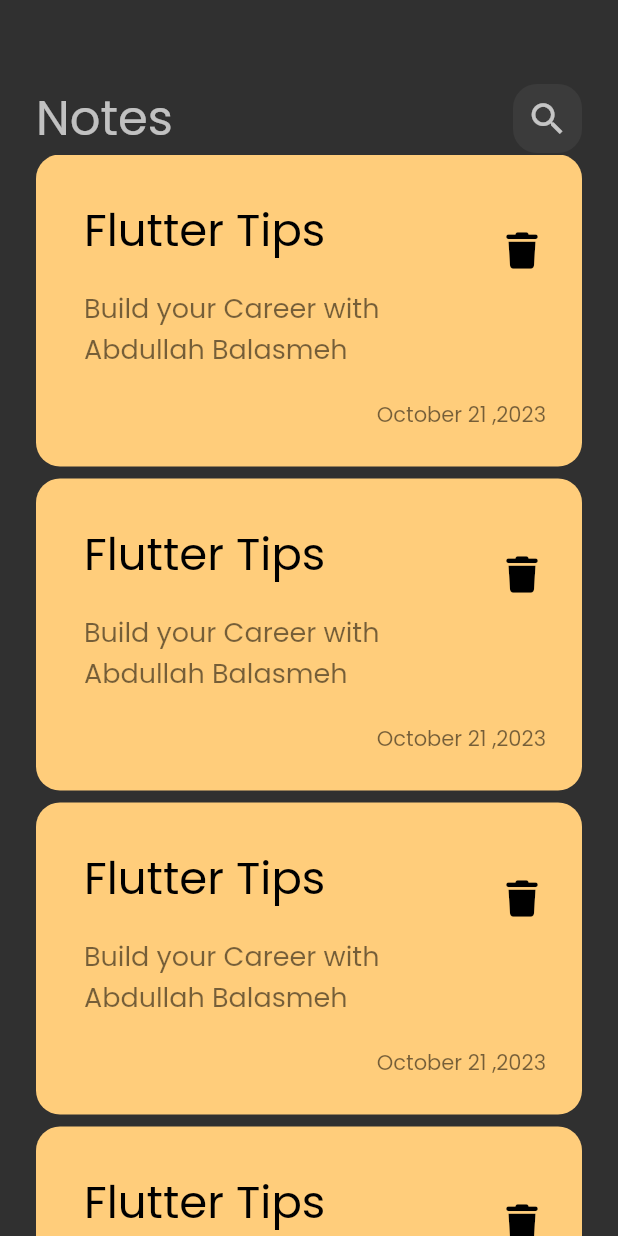
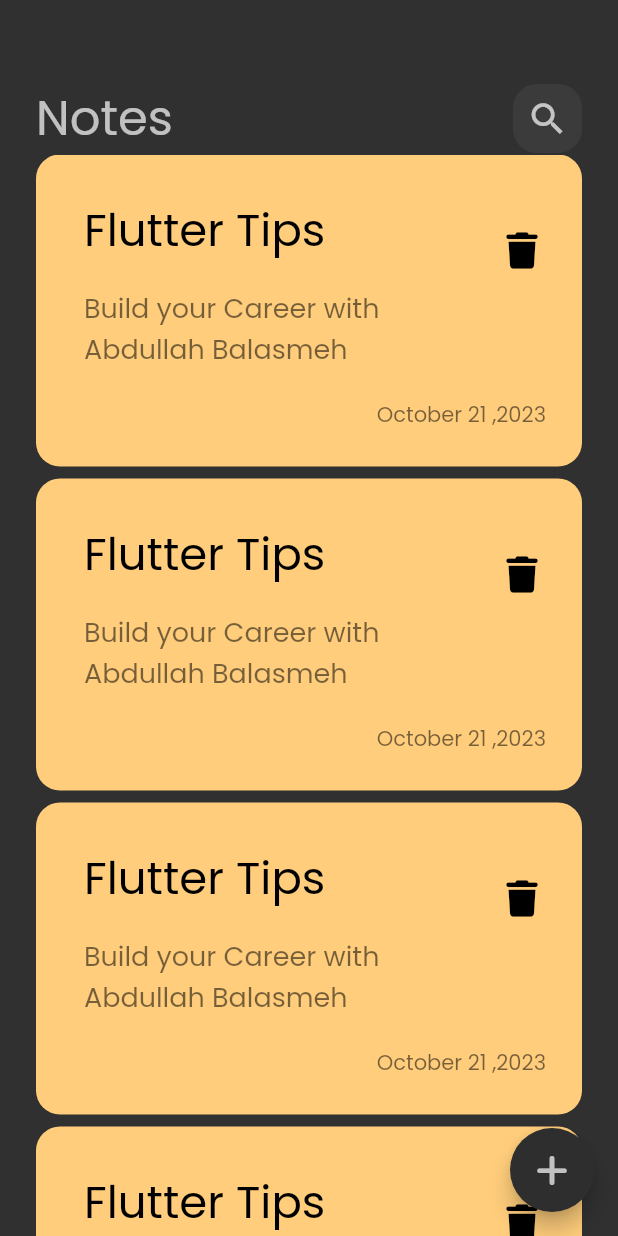
Before and after one commit to Abdullah-Balasmeh/notes_app, a Flutter app: the screen it shows after launch, on a phone screen of 412 x 824 dp. Run offline on Flutter 3.47's test engine with Material 2 defaults, Android fonts, the phone set to English and light mode, and no system bars; our stand-ins replace font_awesome_flutter.

Commit message:
adding floating button

```diff
--- a/lib/views/notes_view.dart
+++ b/lib/views/notes_view.dart
@@ -1,4 +1,5 @@
 import 'package:flutter/material.dart';
+import 'package:font_awesome_flutter/font_awesome_flutter.dart';
 import 'package:notesapp/widgets/notesview_body.dart';
 
 class NotesViews extends StatelessWidget {
@@ -6,8 +7,15 @@ class NotesViews extends StatelessWidget {
 
   @override
   Widget build(BuildContext context) {
-    return const Scaffold(
-      body: NotesViewsBody(),
+    return Scaffold(
+      floatingActionButton: FloatingActionButton(
+          backgroundColor: const Color(0xff2E2E2E),
+          onPressed: () {},
+          child: const Icon(
+            FontAwesomeIcons.plus,
+            color: Colors.white70,
+          )),
+      body: const NotesViewsBody(),
     );
   }
 }
```
